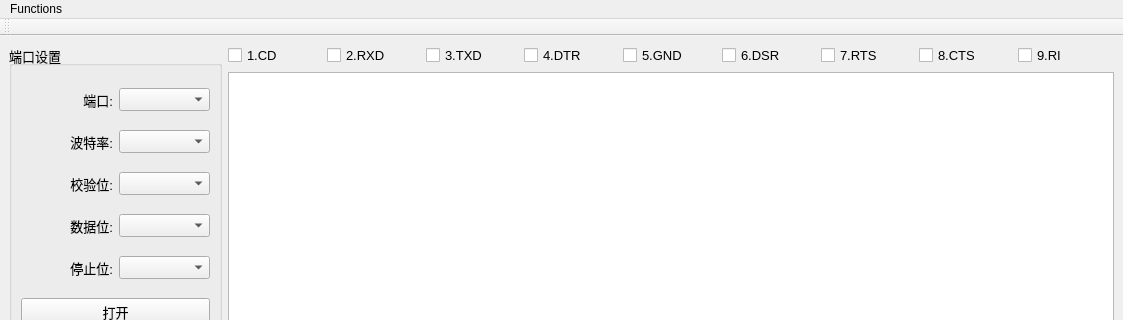
Old version of the form serialport/serialportform.ui in the repository caroid/pyqt-serialport; both pictures show x 0 to 1123 and y 0 to 320 of the 1123 by 910 pixel window.
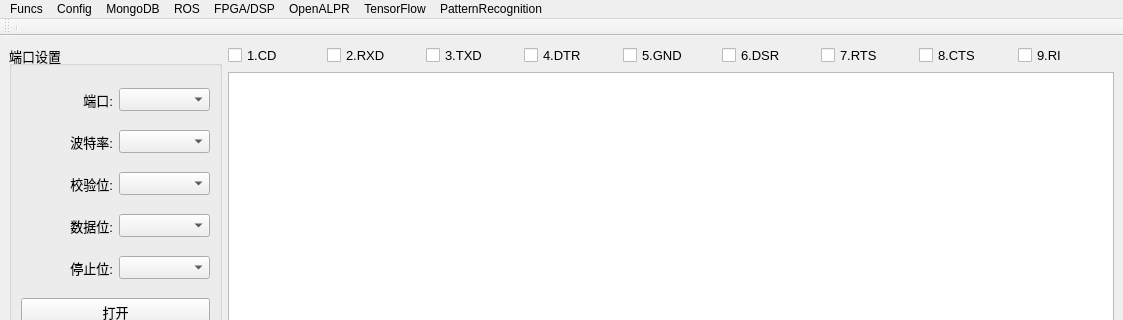
New version of the form.

```diff
--- a/serialport/serialportform.ui
+++ b/serialport/serialportform.ui
@@ -544,25 +544,6 @@
     </item>
    </layout>
   </widget>
-  <widget class="QMenuBar" name="menubar">
-   <property name="geometry">
-    <rect>
-     <x>0</x>
-     <y>0</y>
-     <width>1123</width>
-     <height>30</height>
-    </rect>
-   </property>
-   <widget class="QMenu" name="menuFunctions">
-    <property name="title">
-     <string>Functions</string>
-    </property>
-    <addaction name="actionUART_GUI"/>
-    <addaction name="actionLog_Analysis"/>
-   </widget>
-   <addaction name="menuFunctions"/>
-  </widget>
-  <widget class="QStatusBar" name="statusbar"/>
   <widget class="QToolBar" name="toolBar">
    <property name="windowTitle">
     <string>toolBar</string>
@@ -573,14 +554,80 @@
    <attribute name="toolBarBreak">
     <bool>false</bool>
    </attribute>
+   <addaction name="separator"/>
   </widget>
-  <action name="actionUART_GUI">
-   <property name="checkable">
-    <bool>true</bool>
+  <widget class="QMenuBar" name="menuBar">
+   <property name="geometry">
+    <rect>
+     <x>0</x>
+     <y>0</y>
+     <width>1123</width>
+     <height>23</height>
+    </rect>
    </property>
-   <property name="checked">
-    <bool>true</bool>
-   </property>
+   <widget class="QMenu" name="menuFuncs">
+    <property name="geometry">
+     <rect>
+      <x>396</x>
+      <y>106</y>
+      <width>171</width>
+      <height>108</height>
+     </rect>
+    </property>
+    <property name="title">
+     <string>Funcs</string>
+    </property>
+    <addaction name="actionUart_Tx_Rx"/>
+    <addaction name="actionSave_to"/>
+    <addaction name="separator"/>
+    <addaction name="separator"/>
+   </widget>
+   <widget class="QMenu" name="menuConfig">
+    <property name="title">
+     <string>Config</string>
+    </property>
+   </widget>
+   <widget class="QMenu" name="menuDatabase">
+    <property name="title">
+     <string>MongoDB</string>
+    </property>
+   </widget>
+   <widget class="QMenu" name="menuROS">
+    <property name="title">
+     <string>ROS</string>
+    </property>
+   </widget>
+   <widget class="QMenu" name="menuFPGA_DSP">
+    <property name="title">
+     <string>FPGA/DSP</string>
+    </property>
+   </widget>
+   <widget class="QMenu" name="menuOpenALPR">
+    <property name="title">
+     <string>OpenALPR</string>
+    </property>
+   </widget>
+   <widget class="QMenu" name="menuTensorFlow">
+    <property name="title">
+     <string>TensorFlow</string>
+    </property>
+   </widget>
+   <widget class="QMenu" name="menuPattern_recognition">
+    <property name="title">
+     <string>PatternRecognition</string>
+    </property>
+   </widget>
+   <addaction name="menuFuncs"/>
+   <addaction name="menuConfig"/>
+   <addaction name="menuDatabase"/>
+   <addaction name="menuROS"/>
+   <addaction name="menuFPGA_DSP"/>
+   <addaction name="menuOpenALPR"/>
+   <addaction name="menuTensorFlow"/>
+   <addaction name="menuPattern_recognition"/>
+  </widget>
+  <widget class="QStatusBar" name="statusbar"/>
+  <action name="actionUart_Tx_Rx">
    <property name="text">
     <string>UART GUI</string>
    </property>
```
Left out of the diff: 12 changed lines with no effect on the pictures.
